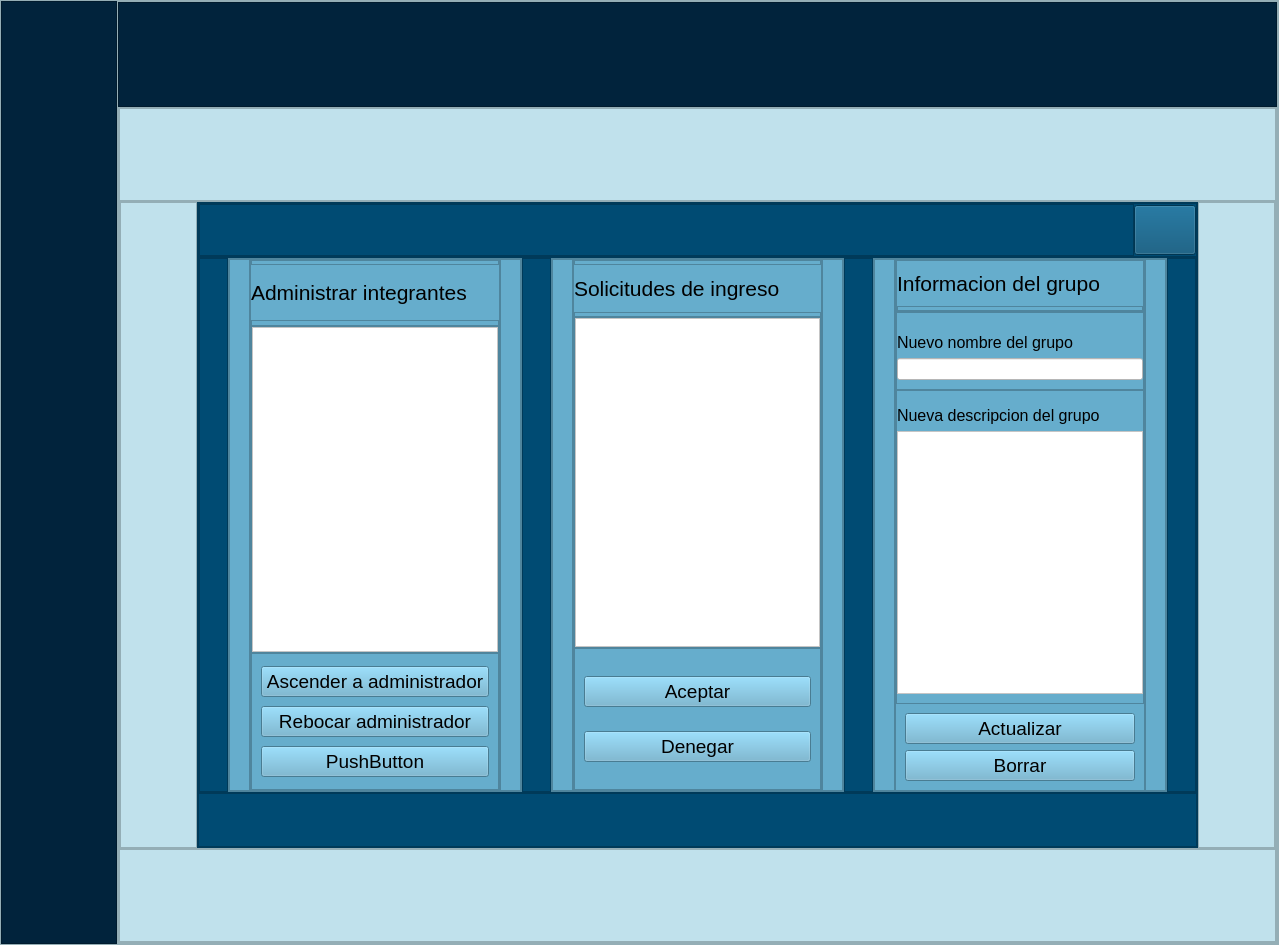
The window that src/resources/interface/Ventana_AdministracionGrupos.ui (Yosoyepa/MyUnApp) describes before a commit, drawn with Qt 5.
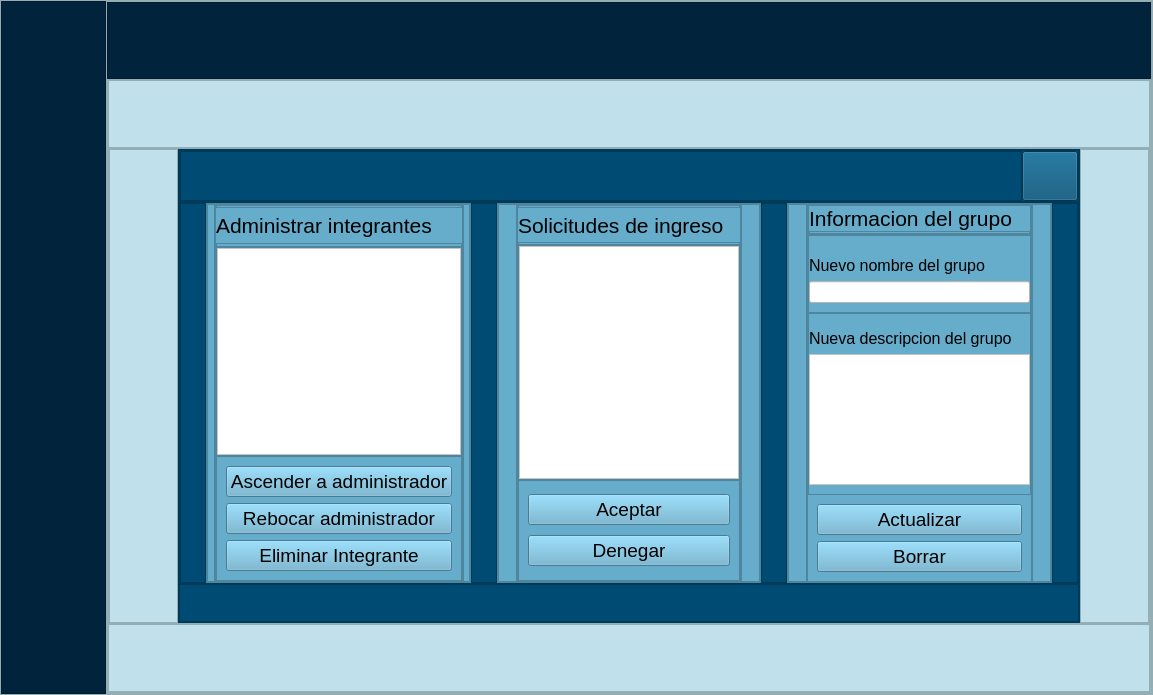
The same window after the commit. Icons and pictures are not drawn.

Commit message: Creacion Vista Grupos

Patch:
```diff
--- a/src/resources/interface/Ventana_AdministracionGrupos.ui
+++ b/src/resources/interface/Ventana_AdministracionGrupos.ui
@@ -6,8 +6,8 @@
    <rect>
     <x>0</x>
     <y>0</y>
-    <width>1279</width>
-    <height>945</height>
+    <width>1153</width>
+    <height>695</height>
    </rect>
   </property>
   <property name="windowTitle">
@@ -565,8 +565,8 @@
                                 <rect>
                                  <x>0</x>
                                  <y>0</y>
-                                 <width>246</width>
-                                 <height>325</height>
+                                 <width>240</width>
+                                 <height>207</height>
                                 </rect>
                                </property>
                                <layout class="QVBoxLayout" name="verticalLayout_18">
@@ -637,7 +637,7 @@
                                   </font>
                                  </property>
                                  <property name="text">
-                                  <string>PushButton</string>
+                                  <string>Eliminar Integrante</string>
                                  </property>
                                 </widget>
                                </item>
@@ -779,8 +779,8 @@
                                 <rect>
                                  <x>0</x>
                                  <y>0</y>
-                                 <width>245</width>
-                                 <height>329</height>
+                                 <width>220</width>
+                                 <height>233</height>
                                 </rect>
                                </property>
                                <layout class="QVBoxLayout" name="verticalLayout_19">
```
Left out of the diff: 26 changed lines with no effect on the pictures. The commit also changes 2 other files.
